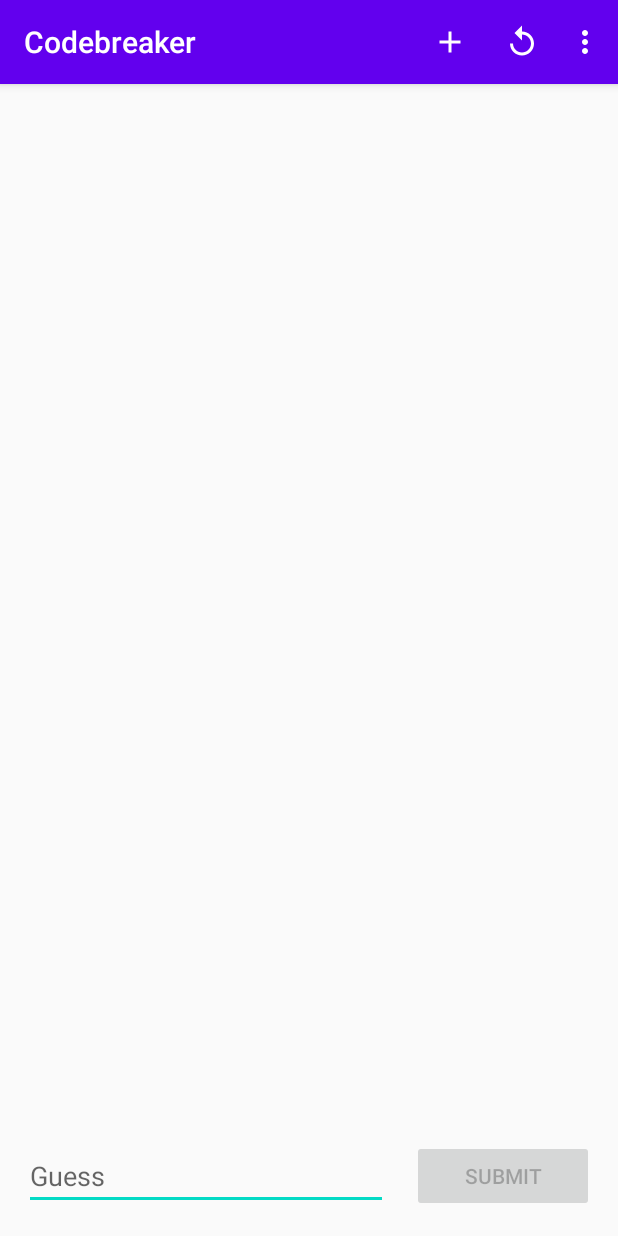
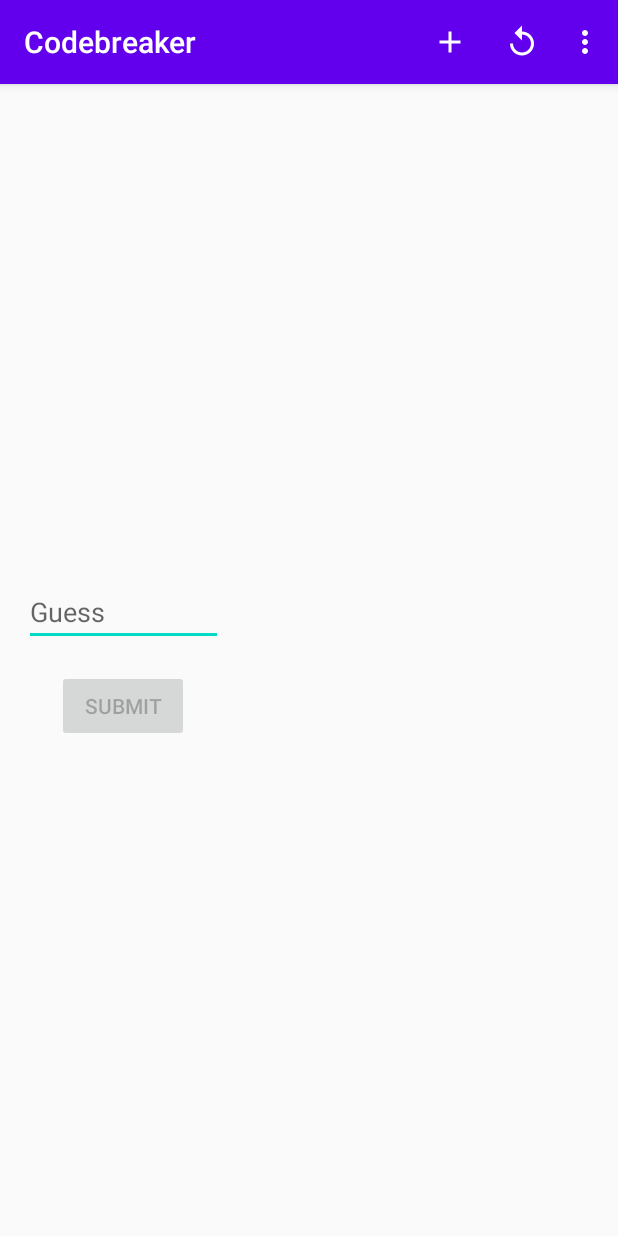
Before and after one commit to shifdub/codebreaker-android, an Android app: the screen it shows after launch (MainActivity), on a phone screen of 412 x 824 dp. Run offline under Robolectric (Android 15) with nearby library versions, the phone set to English and light mode, and no system bars.

```diff
--- a/app/src/main/res/layout-land/fragment_game.xml
+++ /dev/null
@@ -1,51 +0,0 @@
-<?xml version="1.0" encoding="utf-8"?>
-<androidx.constraintlayout.widget.ConstraintLayout
-  xmlns:android="http://schemas.android.com/apk/res/android"
-  xmlns:app="http://schemas.android.com/apk/res-auto"
-  xmlns:tools="http://schemas.android.com/tools"
-  android:layout_width="match_parent"
-  android:layout_height="match_parent"
-  tools:context=".controller.MainActivity">
-
-  <LinearLayout
-    android:id="@+id/guess_controls"
-    android:layout_width="0dp"
-    android:layout_height="0dp"
-    android:orientation="vertical"
-    android:padding="@dimen/hal_margin"
-    android:gravity="center"
-    app:layout_constraintStart_toStartOf="parent"
-    app:layout_constraintTop_toTopOf="parent"
-    app:layout_constraintBottom_toBottomOf="parent"
-    app:layout_constraintEnd_toStartOf="@id/guess_list"
-    app:layout_constraintHorizontal_weight="2">
-
-    <EditText
-      android:id="@+id/guess"
-      android:layout_width="match_parent"
-      android:layout_height="wrap_content"
-      android:layout_margin="@dimen/hal_margin"
-      android:inputType="textCapCharacters"
-      android:maxLength="4"
-      android:hint="@string/guess_hint"/>
-
-    <Button
-      android:id="@+id/submit"
-      android:layout_width="wrap_content"
-      android:layout_height="wrap_content"
-      android:layout_margin="@dimen/hal_margin"
-      android:text="@string/submit"/>
-
-  </LinearLayout>
-
-  <ListView
-    android:id="@+id/guess_list"
-    android:layout_width="0dp"
-    android:layout_height="0dp"
-    app:layout_constraintTop_toTopOf="parent"
-    app:layout_constraintEnd_toEndOf="parent"
-    app:layout_constraintBottom_toBottomOf="parent"
-    app:layout_constraintStart_toEndOf="@id/guess_controls"
-    app:layout_constraintHorizontal_weight="3"/>
-
-</androidx.constraintlayout.widget.ConstraintLayout>
--- a/app/src/main/res/layout/fragment_game.xml
+++ b/app/src/main/res/layout/fragment_game.xml
@@ -5,44 +5,46 @@
   xmlns:tools="http://schemas.android.com/tools"
   android:layout_width="match_parent"
   android:layout_height="match_parent"
-  tools:context=".controller.MainActivity">
-
-  <ListView
-    android:id="@+id/guess_list"
-    android:layout_width="match_parent"
-    android:layout_height="0dp"
-    app:layout_constraintTop_toTopOf="parent"
-    app:layout_constraintStart_toStartOf="parent"
-    app:layout_constraintBottom_toTopOf="@id/guess_controls"/>
+  tools:context=".controller.GameFragment">
 
   <LinearLayout
     android:id="@+id/guess_controls"
-    android:layout_width="match_parent"
-    android:layout_height="wrap_content"
-    android:orientation="horizontal"
-    android:padding="@dimen/hal_margin"
-    android:gravity="end|center_vertical"
+    android:layout_width="0dp"
+    android:layout_height="0dp"
+    android:orientation="vertical"
+    android:padding="@dimen/half_margin"
+    android:gravity="center"
     app:layout_constraintStart_toStartOf="parent"
-    app:layout_constraintBottom_toBottomOf="parent">
+    app:layout_constraintTop_toTopOf="parent"
+    app:layout_constraintBottom_toBottomOf="parent"
+    app:layout_constraintEnd_toStartOf="@id/guess_list"
+    app:layout_constraintHorizontal_weight="2">
 
     <EditText
       android:id="@+id/guess"
-      android:layout_width="0dp"
+      android:layout_width="match_parent"
       android:layout_height="wrap_content"
-      android:layout_weight="2"
-      android:layout_margin="@dimen/hal_margin"
+      android:layout_margin="@dimen/half_margin"
       android:inputType="textCapCharacters"
-      android:maxLength="4"
       android:hint="@string/guess_hint"/>
 
     <Button
       android:id="@+id/submit"
-      android:layout_width="0dp"
+      android:layout_width="wrap_content"
       android:layout_height="wrap_content"
-      android:layout_weight="1"
-      android:layout_margin="@dimen/hal_margin"
+      android:layout_margin="@dimen/half_margin"
       android:text="@string/submit"/>
 
   </LinearLayout>
 
+  <ListView
+    android:id="@+id/guess_list"
+    android:layout_width="0dp"
+    android:layout_height="0dp"
+    app:layout_constraintTop_toTopOf="parent"
+    app:layout_constraintEnd_toEndOf="parent"
+    app:layout_constraintBottom_toBottomOf="parent"
+    app:layout_constraintStart_toEndOf="@id/guess_controls"
+    app:layout_constraintHorizontal_weight="3"/>
+
 </androidx.constraintlayout.widget.ConstraintLayout>
--- a/app/src/main/res/layout/item_guess.xml
+++ b/app/src/main/res/layout/item_guess.xml
@@ -12,6 +12,7 @@
     android:layout_width="@dimen/guess_number_width"
     android:layout_height="wrap_content"
     android:layout_margin="@dimen/half_static_spacing"
+
     style="@style/GuessNumber"
     app:layout_constraintStart_toStartOf="parent"
     app:layout_constraintTop_toTopOf="parent"
--- a/app/src/main/res/values/dimens.xml
+++ b/app/src/main/res/values/dimens.xml
@@ -6,7 +6,7 @@
   <dimen name="guess_number_width">48dp</dimen>
   <dimen name="guess_number_size">24sp</dimen>
   <dimen name="guess_number_padding">8dp</dimen>
-  <dimen name="hal_margin">8dp</dimen>
+  <dimen name="half_margin">8dp</dimen>
   <!--
     Because the window insets on round devices are larger than 15dp, this padding only applies
     to square screens.
```
Also changed, not shown: app/src/main/res/layout/swatch_spinner_dropdown_item.xml (added, +27 -0 lines), app/src/main/res/layout/swatch_spinner_item.xml (added, +28 -0 lines), app/src/main/res/values/colors.xml (+8 -0 lines), app/src/main/res/values/integers.xml (+10 -0 lines), app/src/main/res/values/strings.xml (+11 -0 lines).
